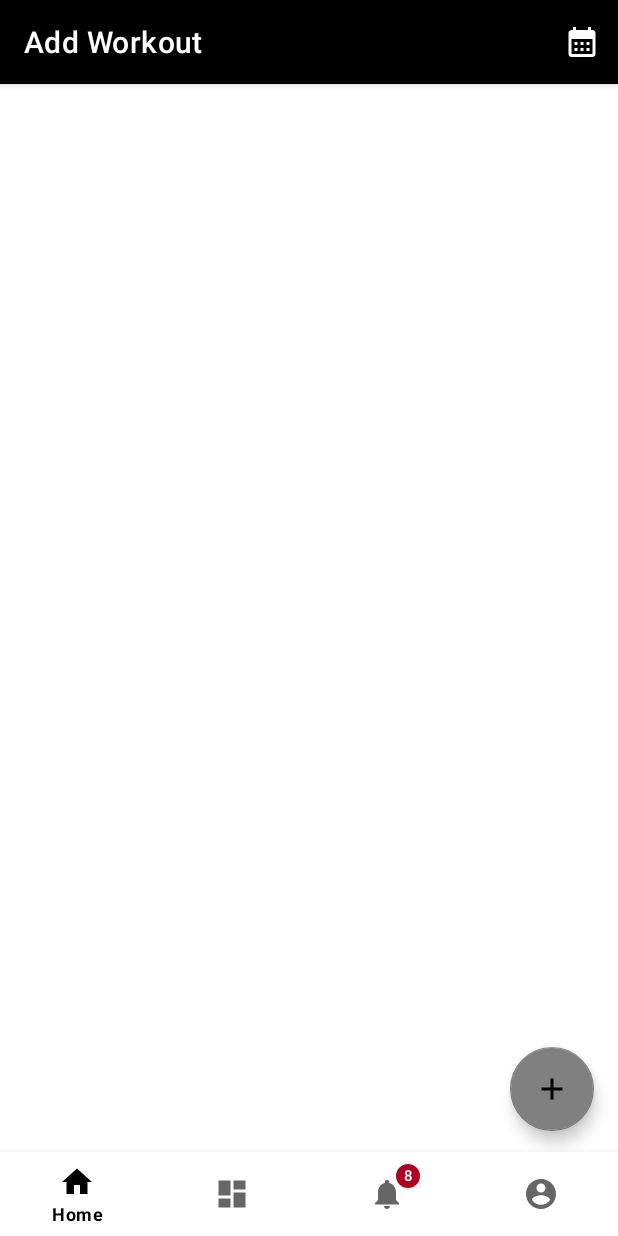
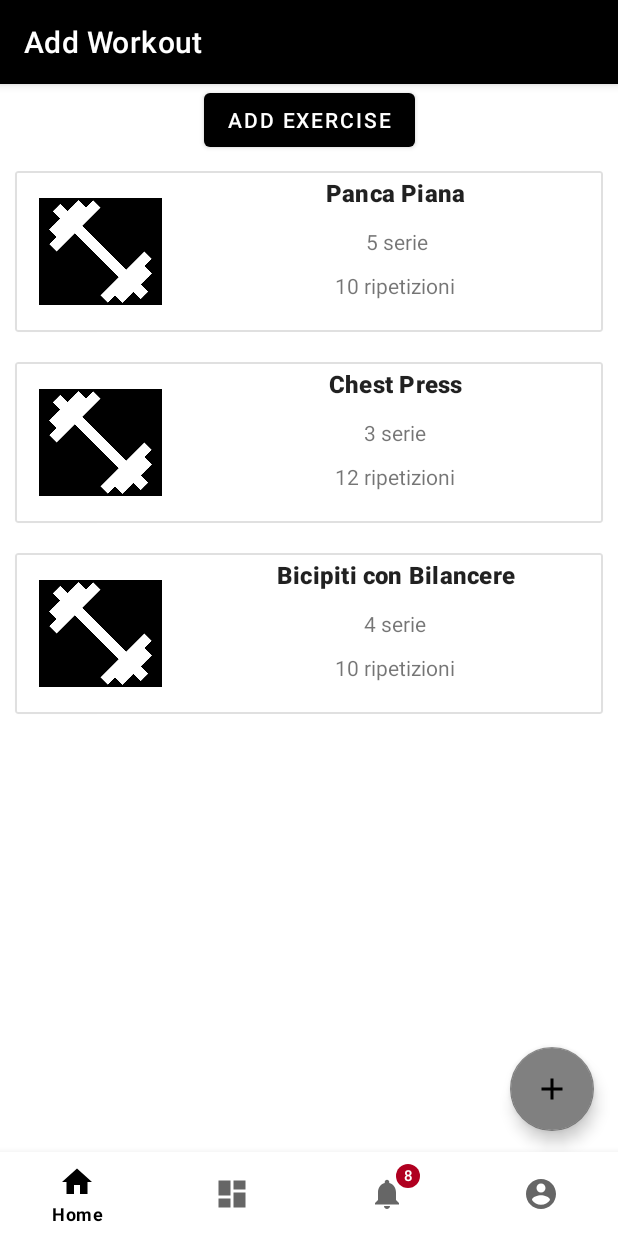
Before and after one commit to RiccardoLeonelli2000/MobileProject, an Android app: the fragment AddWorkoutFragment placed in its activity, on a phone screen of 412 x 824 dp. Run offline under Robolectric (Android 15) with nearby library versions, the phone set to English and light mode, and no system bars.

Commit message:
Exercise Recycler view basic

```diff
--- /dev/null
+++ b/app/src/main/java/com/example/myfitnessapp/AddExerciseFragment.java
@@ -0,0 +1,6 @@
+package com.example.myfitnessapp;
+
+import androidx.fragment.app.Fragment;
+
+public class AddExerciseFragment extends Fragment {
+}
--- a/app/src/main/java/com/example/myfitnessapp/AddWorkoutFragment.java
+++ b/app/src/main/java/com/example/myfitnessapp/AddWorkoutFragment.java
@@ -4,6 +4,8 @@ import android.app.Activity;
 import android.os.Bundle;
 import android.util.Log;
 import android.view.LayoutInflater;
+import android.view.Menu;
+import android.view.MenuInflater;
 import android.view.View;
 import android.view.ViewGroup;
 
@@ -11,13 +13,24 @@ import androidx.annotation.NonNull;
 import androidx.annotation.Nullable;
 import androidx.appcompat.app.AppCompatActivity;
 import androidx.fragment.app.Fragment;
+import androidx.recyclerview.widget.RecyclerView;
+
+import com.example.myfitnessapp.RecyclerView.AllWorkoutAdapter;
+import com.example.myfitnessapp.RecyclerView.WorkoutAdapter;
+
+import java.util.ArrayList;
+import java.util.List;
 
 public class AddWorkoutFragment extends Fragment {
+
+    private WorkoutAdapter adapter;
+
     @Nullable
     @Override
     public View onCreateView(@NonNull LayoutInflater inflater, @Nullable ViewGroup container, @Nullable Bundle savedInstanceState) {
         return inflater.inflate(R.layout.add_workout, container,false);
     }
+
 
     @Override
     public void onViewCreated(@NonNull View view, @Nullable Bundle savedInstanceState) {
@@ -26,10 +39,37 @@ public class AddWorkoutFragment extends Fragment {
         final Activity activity = getActivity();
         if (activity != null){
             Utilities.setUpToolbar((AppCompatActivity) activity, getString(R.string.title_addWorkout));
+            setRecyclerView(activity);
         }
         else {
             Log.e("AddWorkoutFragment", "Activity null");
         }
 
     }
+
+    @Override
+    public void onCreate(@Nullable Bundle savedInstanceState) {
+        super.onCreate(savedInstanceState);
+        setHasOptionsMenu(true);
+    }
+
+    /* CON QUESTO METODO E ONCREATE GESTICO GLI ELEMENTI DELLA TOPAPPBAR  */
+    @Override
+    public void onCreateOptionsMenu(@NonNull Menu menu, @NonNull MenuInflater inflater) {
+        super.onCreateOptionsMenu(menu, inflater);
+        menu.findItem(R.id.app_bar_calendar).setVisible(false);
+    }
+
+    private void setRecyclerView(final Activity activity){
+        RecyclerView recyclerView = activity.findViewById(R.id.recycler_view_exercises);
+        recyclerView.setHasFixedSize(true);
+
+        List<ExerciseItem> list = new ArrayList<>();
+        list.add(new ExerciseItem("Panca Piana", " 5 serie", "10 ripetizioni"));
+        list.add(new ExerciseItem("Chest Press","3 serie", "12 ripetizioni"));
+        list.add(new ExerciseItem("Bicipiti con Bilancere","4 serie", "10 ripetizioni"));
+
+        this.adapter = new WorkoutAdapter(list, activity);
+        recyclerView.setAdapter(this.adapter);
+    }
 }
--- /dev/null
+++ b/app/src/main/java/com/example/myfitnessapp/ExerciseItem.java
@@ -0,0 +1,26 @@
+package com.example.myfitnessapp;
+
+public class ExerciseItem {
+    private String title;
+    private String sets;
+    private String reps;
+
+    public ExerciseItem(String title, String sets, String reps){
+        this.title = title;
+        this.sets = sets;
+        this.reps = reps;
+    }
+
+
+    public String getTitle() {
+        return title;
+    }
+
+    public String getSets() {
+        return sets;
+    }
+
+    public String getReps() {
+        return reps;
+    }
+}
--- a/app/src/main/java/com/example/myfitnessapp/HomeFragment.java
+++ b/app/src/main/java/com/example/myfitnessapp/HomeFragment.java
@@ -13,14 +13,14 @@ import androidx.appcompat.app.AppCompatActivity;
 import androidx.fragment.app.Fragment;
 import androidx.recyclerview.widget.RecyclerView;
 
-import com.example.myfitnessapp.RecyclerView.WorkoutAdapter;
+import com.example.myfitnessapp.RecyclerView.AllWorkoutAdapter;
 
 import java.util.ArrayList;
 import java.util.List;
 
 public class HomeFragment extends Fragment {
 
-    private WorkoutAdapter adapter;
+    private AllWorkoutAdapter adapter;
 
     @Nullable
     @Override
@@ -51,7 +51,7 @@ public class HomeFragment extends Fragment {
         list.add(new WorkoutItem("card 1", "ic_baseline_android_24", "Le Tue Attività"));
         list.add(new WorkoutItem("card 2", "ic_baseline_android_24", "Calendario"));
 
-        this.adapter = new WorkoutAdapter(list, activity);
+        this.adapter = new AllWorkoutAdapter(list, activity);
         recyclerView.setAdapter(this.adapter);
     }
 }
--- a/app/src/main/java/com/example/myfitnessapp/NotificationsFragment.java
+++ b/app/src/main/java/com/example/myfitnessapp/NotificationsFragment.java
@@ -4,6 +4,8 @@ import android.app.Activity;
 import android.os.Bundle;
 import android.util.Log;
 import android.view.LayoutInflater;
+import android.view.Menu;
+import android.view.MenuInflater;
 import android.view.View;
 import android.view.ViewGroup;
 
@@ -31,4 +33,16 @@ public class NotificationsFragment extends Fragment {
             Log.e("NotificationsFragment", "Activity null");
         }
     }
+
+    @Override
+    public void onCreate(@Nullable Bundle savedInstanceState) {
+        super.onCreate(savedInstanceState);
+        setHasOptionsMenu(true);
+    }
+
+    @Override
+    public void onCreateOptionsMenu(@NonNull Menu menu, @NonNull MenuInflater inflater) {
+        super.onCreateOptionsMenu(menu, inflater);
+        menu.findItem(R.id.app_bar_calendar).setVisible(false);
+    }
 }
--- a/app/src/main/java/com/example/myfitnessapp/ProfileFragment.java
+++ b/app/src/main/java/com/example/myfitnessapp/ProfileFragment.java
@@ -5,6 +5,8 @@ import android.app.Activity;
 import android.os.Bundle;
 import android.util.Log;
 import android.view.LayoutInflater;
+import android.view.Menu;
+import android.view.MenuInflater;
 import android.view.View;
 import android.view.ViewGroup;
 
@@ -32,4 +34,16 @@ public class ProfileFragment extends Fragment {
             Log.e("ProfileFragment", "Activity null");
         }
     }
+
+    @Override
+    public void onCreate(@Nullable Bundle savedInstanceState) {
+        super.onCreate(savedInstanceState);
+        setHasOptionsMenu(true);
+    }
+
+    @Override
+    public void onCreateOptionsMenu(@NonNull Menu menu, @NonNull MenuInflater inflater) {
+        super.onCreateOptionsMenu(menu, inflater);
+        menu.findItem(R.id.app_bar_calendar).setVisible(false);
+    }
 }
--- /dev/null
+++ b/app/src/main/java/com/example/myfitnessapp/RecyclerView/AllWorkoutAdapter.java
@@ -0,0 +1,53 @@
+package com.example.myfitnessapp.RecyclerView;
+
+import android.app.Activity;
+import android.graphics.drawable.Drawable;
+import android.view.LayoutInflater;
+import android.view.View;
+import android.view.ViewGroup;
+
+import androidx.annotation.NonNull;
+import androidx.appcompat.content.res.AppCompatResources;
+import androidx.recyclerview.widget.RecyclerView;
+
+import com.example.myfitnessapp.R;
+import com.example.myfitnessapp.WorkoutItem;
+
+import java.util.List;
+
+public class AllWorkoutAdapter extends RecyclerView.Adapter<AllWorkoutViewHolder> {
+
+    private List<WorkoutItem> workoutItemList;
+    Activity activity;
+
+    public AllWorkoutAdapter(List<WorkoutItem> list, Activity activity) {
+        this.workoutItemList = list;
+        this.activity = activity;
+    }
+
+    @NonNull
+    @Override
+    public AllWorkoutViewHolder onCreateViewHolder(@NonNull ViewGroup parent, int viewType) {
+        View layoutView = LayoutInflater.from(parent.getContext()).inflate(R.layout.card_workout_layout, parent, false);
+
+        return new AllWorkoutViewHolder(layoutView);
+    }
+
+    @Override
+    public void onBindViewHolder(@NonNull AllWorkoutViewHolder holder, int position) {
+        WorkoutItem currentWorkoutItem = workoutItemList.get(position);
+        holder.titleView.setText(currentWorkoutItem.getTitle());
+        holder.descriptionView.setText(currentWorkoutItem.getDescription());
+
+        String image = currentWorkoutItem.getImageResource();
+        if (image.contains("ic_")){
+            Drawable drawable = AppCompatResources.getDrawable(activity, activity.getResources().getIdentifier(image, "drawable", activity.getPackageName()));
+            holder.imageView.setImageDrawable(drawable);
+        }
+    }
+
+    @Override
+    public int getItemCount() {
+        return workoutItemList.size();
+    }
+}
--- /dev/null
+++ b/app/src/main/java/com/example/myfitnessapp/RecyclerView/AllWorkoutViewHolder.java
@@ -0,0 +1,24 @@
+package com.example.myfitnessapp.RecyclerView;
+
+import android.view.View;
+import android.widget.ImageView;
+import android.widget.TextView;
+
+import androidx.annotation.NonNull;
+import androidx.recyclerview.widget.RecyclerView;
+
+import com.example.myfitnessapp.R;
+
+public class AllWorkoutViewHolder extends RecyclerView.ViewHolder {
+
+    TextView titleView;
+    ImageView imageView;
+    TextView descriptionView;
+
+    public AllWorkoutViewHolder(@NonNull View itemView) {
+        super(itemView);
+        titleView = itemView.findViewById(R.id.workout_title_textview);
+        imageView = itemView.findViewById(R.id.workout_imageview);
+        descriptionView = itemView.findViewById(R.id.workout_description_textview);
+    }
+}
--- /dev/null
+++ b/app/src/main/java/com/example/myfitnessapp/RecyclerView/OnItemListener.java
@@ -0,0 +1,6 @@
+package com.example.myfitnessapp.RecyclerView;
+
+public interface OnItemListener {
+
+    void onItemClick(int position);
+}
--- a/app/src/main/java/com/example/myfitnessapp/RecyclerView/WorkoutAdapter.java
+++ b/app/src/main/java/com/example/myfitnessapp/RecyclerView/WorkoutAdapter.java
@@ -10,44 +10,39 @@ import androidx.annotation.NonNull;
 import androidx.appcompat.content.res.AppCompatResources;
 import androidx.recyclerview.widget.RecyclerView;
 
-import com.example.myfitnessapp.WorkoutItem;
+import com.example.myfitnessapp.ExerciseItem;
 import com.example.myfitnessapp.R;
 
 import java.util.List;
 
 public class WorkoutAdapter extends RecyclerView.Adapter<WorkoutViewHolder> {
 
-    private List<WorkoutItem> workoutItemList;
+    private List<ExerciseItem> exerciseItemList;
     Activity activity;
 
-    public WorkoutAdapter(List<WorkoutItem> list, Activity activity) {
-        this.workoutItemList = list;
+    public WorkoutAdapter(List<ExerciseItem> list, Activity activity) {
+        this.exerciseItemList = list;
         this.activity = activity;
     }
 
     @NonNull
     @Override
     public WorkoutViewHolder onCreateViewHolder(@NonNull ViewGroup parent, int viewType) {
-        View layoutView = LayoutInflater.from(parent.getContext()).inflate(R.layout.card_workout_layout, parent, false);
+        View layoutView = LayoutInflater.from(parent.getContext()).inflate(R.layout.card_exercise_layout, parent, false);
 
         return new WorkoutViewHolder(layoutView);
     }
 
     @Override
     public void onBindViewHolder(@NonNull WorkoutViewHolder holder, int position) {
-        WorkoutItem currentWorkoutItem = workoutItemList.get(position);
-        holder.titleView.setText(currentWorkoutItem.getTitle());
-        holder.descriptionView.setText(currentWorkoutItem.getDescription());
-
-        String image = currentWorkoutItem.getImageResource();
-        if (image.contains("ic_")){
-            Drawable drawable = AppCompatResources.getDrawable(activity, activity.getResources().getIdentifier(image, "drawable", activity.getPackageName()));
-            holder.imageView.setImageDrawable(drawable);
-        }
+        ExerciseItem currentExerciseItem = exerciseItemList.get(position);
+        holder.titleView.setText(currentExerciseItem.getTitle());
+        holder.setsView.setText(currentExerciseItem.getSets());
+        holder.repsView.setText(currentExerciseItem.getReps());
     }
 
     @Override
     public int getItemCount() {
-        return workoutItemList.size();
+        return exerciseItemList.size();
     }
 }
--- a/app/src/main/java/com/example/myfitnessapp/RecyclerView/WorkoutViewHolder.java
+++ b/app/src/main/java/com/example/myfitnessapp/RecyclerView/WorkoutViewHolder.java
@@ -12,13 +12,14 @@ import com.example.myfitnessapp.R;
 public class WorkoutViewHolder extends RecyclerView.ViewHolder {
 
     TextView titleView;
-    ImageView imageView;
-    TextView descriptionView;
+
+    TextView setsView;
+    TextView repsView;
 
     public WorkoutViewHolder(@NonNull View itemView) {
         super(itemView);
-        titleView = itemView.findViewById(R.id.workout_title_textview);
-        imageView = itemView.findViewById(R.id.workout_imageview);
-        descriptionView = itemView.findViewById(R.id.workout_description_textview);
+        titleView = itemView.findViewById(R.id.exercise_name);
+        setsView = itemView.findViewById(R.id.exercise_sets);
+        repsView = itemView.findViewById(R.id.exercise_reps);
     }
 }
--- a/app/src/main/java/com/example/myfitnessapp/WorkoutItem.java
+++ b/app/src/main/java/com/example/myfitnessapp/WorkoutItem.java
@@ -5,7 +5,7 @@ public class WorkoutItem {
     private String imageResource;
     private String description;
 
-    public WorkoutItem(String title,String imageResource, String description){
+    public WorkoutItem(String title, String imageResource, String description){
         this.title = title;
         this.imageResource = imageResource;
         this.description = description;
--- a/app/src/main/java/com/example/myfitnessapp/WorkoutsFragment.java
+++ b/app/src/main/java/com/example/myfitnessapp/WorkoutsFragment.java
@@ -13,7 +13,7 @@ import androidx.appcompat.app.AppCompatActivity;
 import androidx.fragment.app.Fragment;
 import androidx.recyclerview.widget.RecyclerView;
 
-import com.example.myfitnessapp.RecyclerView.WorkoutAdapter;
+import com.example.myfitnessapp.RecyclerView.AllWorkoutAdapter;
 import com.google.android.material.floatingactionbutton.FloatingActionButton;
 
 import java.util.ArrayList;
@@ -21,7 +21,7 @@ import java.util.List;
 
 public class WorkoutsFragment extends Fragment {
 
-    private WorkoutAdapter adapter;
+    private AllWorkoutAdapter adapter;
 
     @Nullable
     @Override
@@ -64,7 +64,7 @@ public class WorkoutsFragment extends Fragment {
         list.add(new WorkoutItem("Workout 2","ic_baseline_fitness_center_24", "Gambe+Spalle"));
         list.add(new WorkoutItem("Workout 3","ic_baseline_fitness_center_24", "Schiena+Tricipit"));
 
-        this.adapter = new WorkoutAdapter(list, activity);
+        this.adapter = new AllWorkoutAdapter(list, activity);
         recyclerView.setAdapter(this.adapter);
     }
 }
--- /dev/null
+++ b/app/src/main/res/layout/add_exercise.xml
@@ -0,0 +1,6 @@
+<?xml version="1.0" encoding="utf-8"?>
+<androidx.constraintlayout.widget.ConstraintLayout xmlns:android="http://schemas.android.com/apk/res/android"
+    android:layout_width="match_parent"
+    android:layout_height="match_parent">
+
+</androidx.constraintlayout.widget.ConstraintLayout>
--- a/app/src/main/res/layout/add_workout.xml
+++ b/app/src/main/res/layout/add_workout.xml
@@ -1,11 +1,44 @@
-<?xml version="1.0" encoding="utf-8"?>
 <androidx.coordinatorlayout.widget.CoordinatorLayout xmlns:android="http://schemas.android.com/apk/res/android"
     android:layout_width="match_parent"
-    android:layout_height="match_parent">
+    android:layout_height="match_parent"
+    xmlns:app="http://schemas.android.com/apk/res-auto"
+    xmlns:tools="http://schemas.android.com/tools">
+
+    <include layout="@layout/fab_add" />
+
+    <ScrollView
+        android:layout_width="match_parent"
+        android:layout_height="match_parent">
+
+        <androidx.constraintlayout.widget.ConstraintLayout
+            android:layout_width="match_parent"
+            android:layout_height="wrap_content">
+
+
+            <Button
+                android:id="@+id/add_exercise_button"
+                android:layout_width="wrap_content"
+                android:layout_height="wrap_content"
+                android:text="@string/add_exercise"
+                app:layout_constraintEnd_toEndOf="parent"
+                app:layout_constraintStart_toStartOf="parent"
+                app:layout_constraintTop_toTopOf="parent"
+                style="@style/ThemeOverlay.Material3.Button"/>
+
+            <androidx.recyclerview.widget.RecyclerView
+                android:id="@+id/recycler_view_exercises"
+                android:layout_width="match_parent"
+                android:layout_height="600dp"
+                app:layoutManager="androidx.recyclerview.widget.LinearLayoutManager"
+                app:layout_constraintBottom_toBottomOf="parent"
+                app:layout_constraintEnd_toEndOf="parent"
+                app:layout_constraintStart_toStartOf="parent"
+                app:layout_constraintTop_toBottomOf="@+id/add_exercise_button"
+                tools:listitem="@layout/card_exercise_layout" />
+
+        </androidx.constraintlayout.widget.ConstraintLayout>
+    </ScrollView>
 
 
 
-    <include layout="@layout/fab_add" />
-
-
 </androidx.coordinatorlayout.widget.CoordinatorLayout>
--- /dev/null
+++ b/app/src/main/res/layout/card_exercise_layout.xml
@@ -0,0 +1,80 @@
+<?xml version="1.0" encoding="utf-8"?>
+<com.google.android.material.card.MaterialCardView xmlns:android="http://schemas.android.com/apk/res/android"
+    xmlns:app="http://schemas.android.com/apk/res-auto"
+    xmlns:tools="http://schemas.android.com/tools"
+    android:layout_width="match_parent"
+    android:layout_height="wrap_content"
+    android:id="@+id/exercise_card"
+    android:layout_margin="10dp"
+    app:cardBackgroundColor="@color/white"
+    app:cardCornerRadius="@dimen/cardview_default_radius"
+    app:strokeWidth="1dp"
+    app:strokeColor="@color/material_on_surface_stroke"
+    >
+
+    <androidx.constraintlayout.widget.ConstraintLayout
+        android:layout_width="match_parent"
+        android:layout_height="107dp">
+
+        <androidx.constraintlayout.widget.Guideline
+            android:id="@+id/guideline"
+            android:layout_width="wrap_content"
+            android:layout_height="wrap_content"
+            android:orientation="vertical"
+            android:background="@color/black"
+            app:layout_constraintGuide_percent="0.29" />
+
+        <ImageView
+            android:id="@+id/exercise_image"
+            android:layout_width="82dp"
+            android:layout_height="71dp"
+            android:background="@color/black"
+            android:contentDescription="@string/images_for_exercise"
+            android:minWidth="48dp"
+            android:minHeight="48dp"
+            android:scaleType="centerCrop"
+            app:layout_constraintBottom_toBottomOf="parent"
+            app:layout_constraintEnd_toStartOf="@+id/guideline"
+            app:layout_constraintStart_toStartOf="parent"
+            app:layout_constraintTop_toTopOf="parent"
+            app:srcCompat="@drawable/ic_baseline_fitness_center_24" />
+
+
+        <TextView
+            android:id="@+id/exercise_name"
+            android:layout_width="245dp"
+            android:layout_height="22dp"
+            android:layout_margin="3dp"
+            android:text=""
+            android:textAlignment="center"
+            android:textStyle="bold"
+            app:layout_constraintEnd_toEndOf="parent"
+            app:layout_constraintStart_toStartOf="@+id/guideline"
+            app:layout_constraintTop_toTopOf="parent"
+            android:textAppearance="@style/TextAppearance.Material3.TitleMedium"/>
+
+        <TextView
+            android:id="@+id/exercise_sets"
+            android:layout_width="wrap_content"
+            android:layout_height="wrap_content"
+            android:layout_marginTop="12dp"
+            android:text=""
+            app:layout_constraintEnd_toEndOf="parent"
+            app:layout_constraintStart_toStartOf="@+id/guideline"
+            app:layout_constraintTop_toBottomOf="@+id/exercise_name" />
+
+        <TextView
+            android:id="@+id/exercise_reps"
+            android:layout_width="wrap_content"
+            android:layout_height="wrap_content"
+            android:layout_marginTop="8dp"
+            android:text=""
+            app:layout_constraintBottom_toBottomOf="parent"
+            app:layout_constraintEnd_toEndOf="parent"
+            app:layout_constraintStart_toStartOf="@+id/guideline"
+            app:layout_constraintTop_toBottomOf="@+id/exercise_sets"
+            app:layout_constraintVertical_bias="0.09" />
+
+
+    </androidx.constraintlayout.widget.ConstraintLayout>
+</com.google.android.material.card.MaterialCardView>
--- a/app/src/main/res/layout/card_workout_layout.xml
+++ b/app/src/main/res/layout/card_workout_layout.xml
@@ -4,7 +4,7 @@
     xmlns:tools="http://schemas.android.com/tools"
     android:layout_width="match_parent"
     android:layout_height="wrap_content"
-    android:id="@+id/single_card"
+    android:id="@+id/workout_card"
     android:layout_margin="10dp"
     app:cardBackgroundColor="@color/white"
     app:cardCornerRadius="@dimen/cardview_default_radius"
@@ -22,8 +22,9 @@
             android:layout_width="match_parent"
             android:layout_height="wrap_content"
             android:text="@string/place_title"
-            android:layout_margin="3dp"
-            android:textAppearance="@style/TextAppearance.Material3.TitleMedium"/>
+            android:layout_margin="5dp"
+            android:textStyle="bold"
+            android:textAppearance="@style/TextAppearance.Material3.TitleLarge"/>
 
         <ImageView
             android:id="@+id/workout_imageview"
--- /dev/null
+++ b/app/src/main/res/layout/workout_details.xml
@@ -0,0 +1,33 @@
+<?xml version="1.0" encoding="utf-8"?>
+<androidx.coordinatorlayout.widget.CoordinatorLayout xmlns:android="http://schemas.android.com/apk/res/android"
+    xmlns:app="http://schemas.android.com/apk/res-auto"
+    xmlns:tools="http://schemas.android.com/tools"
+    android:layout_width="match_parent"
+    android:layout_height="match_parent">
+
+    <ScrollView
+        android:layout_width="match_parent"
+        android:layout_height="match_parent" >
+
+        <androidx.constraintlayout.widget.ConstraintLayout
+            android:layout_width="match_parent"
+            android:layout_height="wrap_content">
+
+
+            <TextView
+                android:id="@+id/title_exercises"
+                android:layout_width="match_parent"
+                android:layout_height="wrap_content"
+                android:layout_margin="10dp"
+                android:text="@string/elenco_esercizi"
+                android:textAlignment="center"
+                android:textAppearance="@style/TextAppearance.Material3.TitleLarge"
+                app:layout_constraintBottom_toBottomOf="parent"
+                tools:layout_editor_absoluteX="10dp" />
+
+
+        </androidx.constraintlayout.widget.ConstraintLayout>
+    </ScrollView>
+
+
+</androidx.coordinatorlayout.widget.CoordinatorLayout>
--- a/app/src/main/res/layout/workouts.xml
+++ b/app/src/main/res/layout/workouts.xml
@@ -10,7 +10,7 @@
         android:layout_height="match_parent"
         android:id="@+id/recycler_view_workouts"
         android:layout_marginTop="0dp"
-        android:layout_marginBottom="40dp"
+        android:layout_marginBottom="50dp"
         app:layoutManager="androidx.recyclerview.widget.LinearLayoutManager"
         tools:listitem="@layout/card_workout_layout" />
 
--- a/app/src/main/res/values/strings.xml
+++ b/app/src/main/res/values/strings.xml
@@ -9,4 +9,7 @@
     <string name="calendar">Calendar</string>
     <string name="add_new_workout">New workout</string>
     <string name="title_addWorkout">Add Workout</string>
+    <string name="add_exercise">Add Exercise</string>
+    <string name="images_for_exercise">Images for exercise</string>
+    <string name="elenco_esercizi">Elenco Esercizi</string>
 </resources>
```
